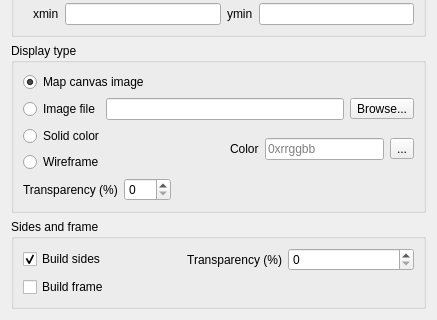
The window that ui/demproperties.ui (minorua/Qgis2threejs) describes before a commit, drawn with Qt 5; both pictures show x 0 to 437 and y 284 to 604 of the 437 by 604 pixel window.
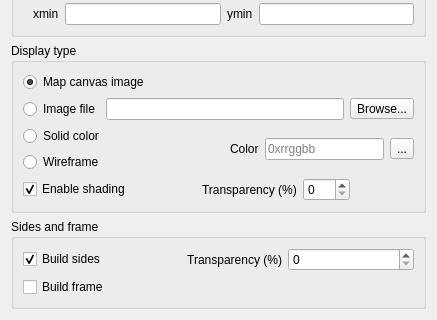
The same window after the commit.

Commit message: add shading option and fix shading

What changed in the file:
```diff
--- a/ui/demproperties.ui
+++ b/ui/demproperties.ui
@@ -590,6 +590,29 @@
         </item>
         <item row="1" column="0">
          <layout class="QHBoxLayout" name="horizontalLayout_10">
+          <item>
+           <widget class="QCheckBox" name="checkBox_Shading">
+            <property name="text">
+             <string>Enable shading</string>
+            </property>
+            <property name="checked">
+             <bool>true</bool>
+            </property>
+           </widget>
+          </item>
+          <item>
+           <spacer name="horizontalSpacer_3">
+            <property name="orientation">
+             <enum>Qt::Horizontal</enum>
+            </property>
+            <property name="sizeHint" stdset="0">
+             <size>
+              <width>40</width>
+              <height>20</height>
+             </size>
+            </property>
+           </spacer>
+          </item>
           <item>
            <widget class="QLabel" name="label_17">
             <property name="text">
```
The commit also changes 4 other files.
